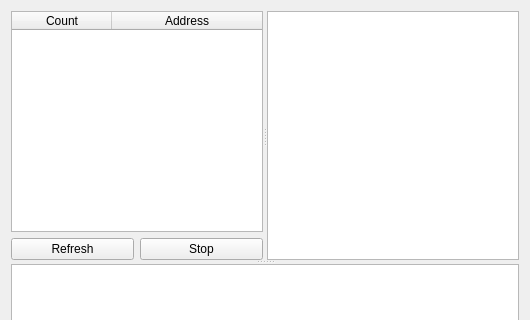
The window that GUI/TrackWatchpointWidget.ui (korcankaraokcu/PINCE) describes before a commit, drawn with Qt 5; both pictures show x 0 to 530 and y 0 to 320 of the 530 by 493 pixel window.
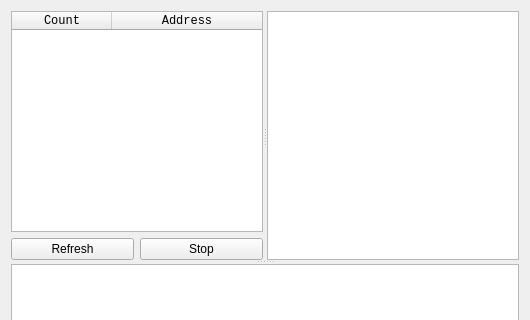
The same window after the commit.

Commit message: Add monospace to more widgets

Patch:
```diff
--- a/GUI/TrackWatchpointWidget.ui
+++ b/GUI/TrackWatchpointWidget.ui
@@ -27,6 +27,11 @@
        <layout class="QVBoxLayout" name="verticalLayout">
         <item>
          <widget class="QTableWidget" name="tableWidget_Opcodes">
+          <property name="font">
+           <font>
+            <family>Monospace</family>
+           </font>
+          </property>
           <property name="editTriggers">
            <set>QAbstractItemView::NoEditTriggers</set>
           </property>
```
Left out of the diff: 16 changed lines with no effect on the pictures. The commit also changes 28 other files.
